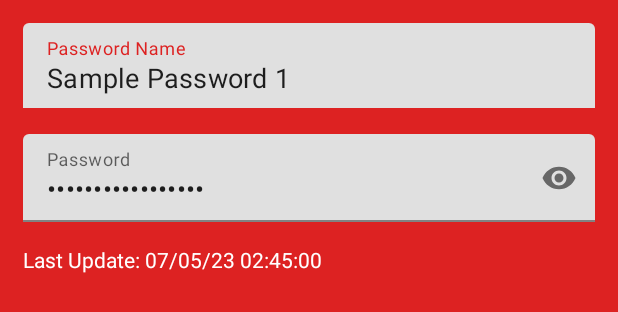
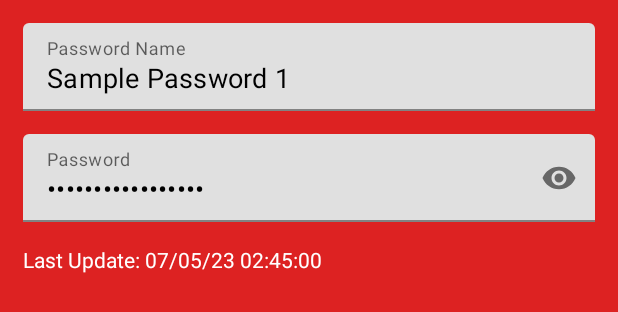
Before and after one commit to 001JP/LigtasPass, an Android app: the layout dialog_view_password.xml on its own in the app's theme, with its tools: preview values and no code run, on a phone screen of 412 x 824 dp. Shown: the top 312 px of the screen. Run offline under Robolectric (Android 15) with nearby library versions, the phone set to English and light mode, and no system bars.

Commit message:
view dialog

```diff
--- a/app/src/main/java/ph/kodego/ligtaspass/database/PasswordDatabase.kt
+++ b/app/src/main/java/ph/kodego/ligtaspass/database/PasswordDatabase.kt
@@ -5,7 +5,7 @@ import androidx.room.Database
 import androidx.room.Room
 import androidx.room.RoomDatabase
 
-@Database(entities = [PasswordEntity::class], version = 1)
+@Database(entities = [PasswordEntity::class], version = 2)
 abstract class PasswordDatabase: RoomDatabase() {
 
     abstract fun passwordDao(): PasswordDAO
--- a/app/src/main/res/layout/activity_save_update_password.xml
+++ b/app/src/main/res/layout/activity_save_update_password.xml
@@ -57,6 +57,7 @@
             android:layout_height="wrap_content">
 
             <EditText
+                android:id="@+id/txt_title"
                 android:layout_width="match_parent"
                 android:layout_height="wrap_content"
                 android:inputType="textCapSentences" />
@@ -111,6 +112,7 @@
     </LinearLayout>
 
     <androidx.appcompat.widget.AppCompatButton
+        android:id="@+id/btn_save"
         android:layout_width="250dp"
         android:layout_height="wrap_content"
         android:layout_marginTop="40dp"
--- a/app/src/main/res/layout/dialog_view_password.xml
+++ b/app/src/main/res/layout/dialog_view_password.xml
@@ -22,7 +22,8 @@
             android:layout_width="match_parent"
             android:layout_height="wrap_content"
             android:maxLines="1"
-            android:editable="false"
+            android:textColor="@color/black"
+            android:enabled="false"
             android:textSize="18dp"
             android:text="Sample Password 1"
             android:hint="Password Name" />
@@ -40,9 +41,12 @@
             android:drawableEnd="@color/black"
             android:maxLines="1"
             android:textSize="18dp"
+            android:textColor="@color/black"
+            android:enabled="false"
             android:inputType="textPassword"
             android:text="Sample Password 1"
-            android:hint="Password" />
+            android:hint="Password"
+            tools:ignore="Deprecated" />
     </com.google.android.material.textfield.TextInputLayout>
 
     <LinearLayout
```
Also changed, not shown: app/src/main/java/ph/kodego/ligtaspass/MainActivity.kt (+17 -2 lines), app/src/main/java/ph/kodego/ligtaspass/SaveUpdatePasswordActivity.kt (+33 -5 lines), app/src/main/java/ph/kodego/ligtaspass/adapter/PasswordAdapter.kt (+6 -1 lines).
